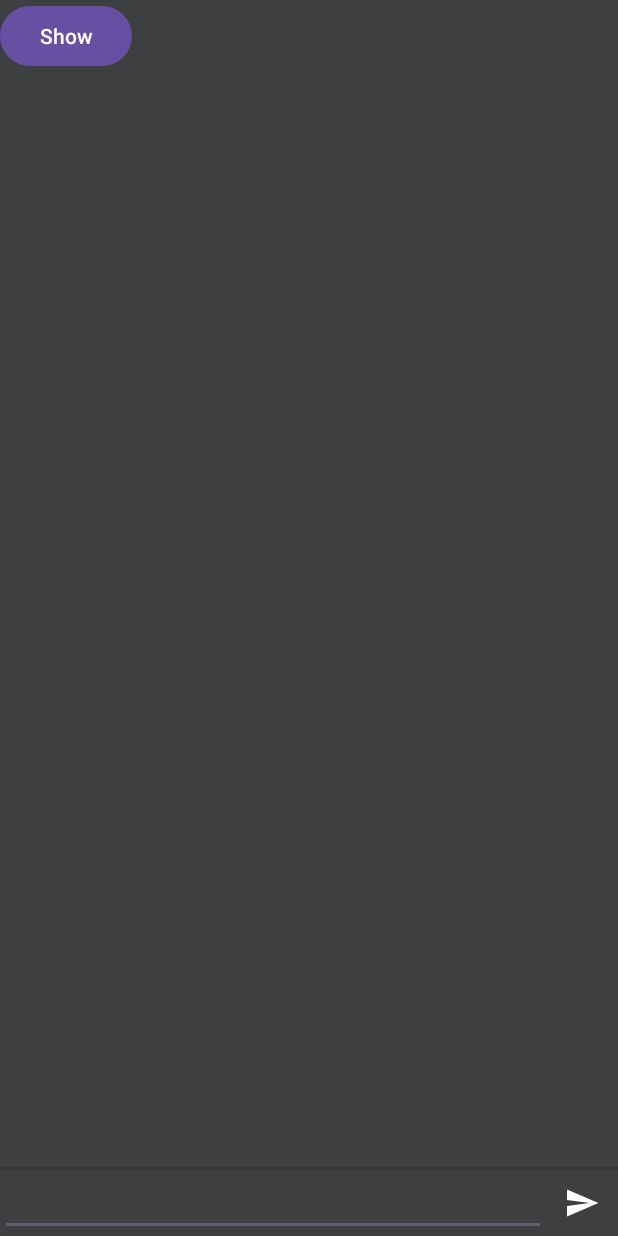
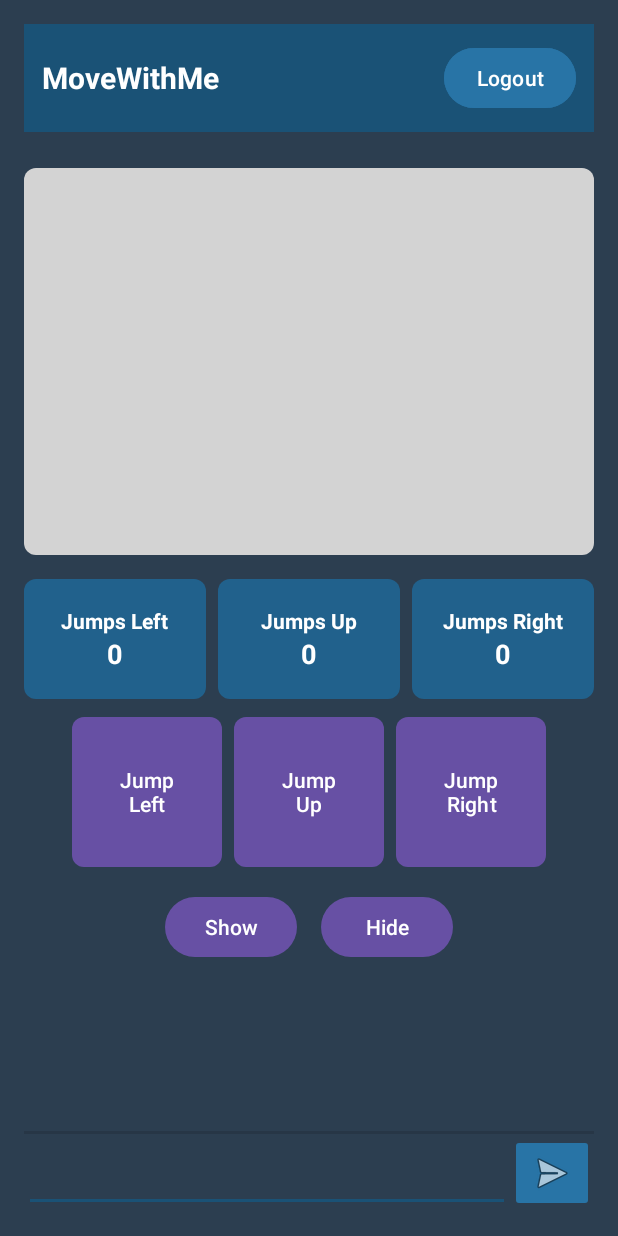
Before and after one commit to ST10403514/WIL2025, an Android app: the layout fragment_terminal.xml on its own in the app's theme, with its tools: preview values and no code run, on a phone screen of 412 x 824 dp. Run offline under Robolectric (Android 15) with nearby library versions, the phone set to English and light mode, and no system bars.

Commit message:
UI updates

```diff
--- /dev/null
+++ b/app/src/main/res/drawable/image_placeholder_background.xml
@@ -0,0 +1,6 @@
+<?xml version="1.0" encoding="utf-8"?>
+<shape xmlns:android="http://schemas.android.com/apk/res/android"
+    android:shape="rectangle">
+    <solid android:color="#D3D3D3" />
+    <corners android:radius="8dp" />
+</shape>
--- /dev/null
+++ b/app/src/main/res/drawable/jump_stat_background.xml
@@ -0,0 +1,6 @@
+<?xml version="1.0" encoding="utf-8"?>
+<shape xmlns:android="http://schemas.android.com/apk/res/android"
+    android:shape="rectangle">
+    <solid android:color="#21618C" />
+    <corners android:radius="8dp" />
+</shape>
--- a/app/src/main/res/layout/fragment_terminal.xml
+++ b/app/src/main/res/layout/fragment_terminal.xml
@@ -1,272 +1,195 @@
 <?xml version="1.0" encoding="utf-8"?>
 <LinearLayout
     xmlns:android="http://schemas.android.com/apk/res/android"
-    xmlns:app="http://schemas.android.com/apk/res-auto"
-    xmlns:tools="http://schemas.android.com/tools"
+    android:id="@+id/mainLayout"
     android:layout_width="match_parent"
     android:layout_height="match_parent"
     android:orientation="vertical"
-    android:background="@color/backgroundDark">
+    android:background="#2C3E50"
+    android:padding="16dp">
 
+    <!-- Header -->
+    <RelativeLayout
+        android:layout_width="match_parent"
+        android:layout_height="wrap_content"
+        android:background="#1A5276"
+        android:padding="12dp">
 
+        <TextView
+            android:id="@+id/headerText"
+            android:layout_width="wrap_content"
+            android:layout_height="wrap_content"
+            android:text="MoveWithMe"
+            android:textColor="#FFFFFF"
+            android:textSize="20sp"
+            android:textStyle="bold"
+            android:layout_centerVertical="true"
+            android:layout_alignParentStart="true" />
 
-    <androidx.constraintlayout.widget.ConstraintLayout
-        android:id="@+id/buttonsView"
+        <Button
+            android:id="@+id/logoutButton"
+            android:layout_width="wrap_content"
+            android:layout_height="wrap_content"
+            android:text="Logout"
+            android:textAllCaps="false"
+            android:textSize="14sp"
+            android:paddingLeft="12dp"
+            android:paddingRight="12dp"
+            android:layout_alignParentEnd="true"
+            android:layout_centerVertical="true"
+            android:backgroundTint="#2874A6"
+            android:textColor="#FFFFFF" />
+    </RelativeLayout>
+
+    <!-- Image Area -->
+
+    <!-- Jump Counters below image -->
+    <FrameLayout
+        android:id="@+id/imageArea"
         android:layout_width="match_parent"
-        android:layout_height="match_parent"
-        android:visibility="gone">
+        android:layout_height="0dp"
+        android:layout_marginTop="24dp"
+        android:layout_marginBottom="16dp"
+        android:layout_weight="1"
+        android:background="@drawable/image_placeholder_background">
 
-
+        <!-- Jump Image placeholder -->
         <ImageView
             android:id="@+id/ivJump"
             android:layout_width="200dp"
             android:layout_height="200dp"
-            app:layout_constraintBottom_toBottomOf="parent"
-            app:layout_constraintEnd_toEndOf="parent"
-            app:layout_constraintHorizontal_bias="0.497"
-            app:layout_constraintStart_toStartOf="parent"
-            app:layout_constraintTop_toTopOf="parent"
-            app:layout_constraintVertical_bias="0.406" />
+            android:layout_gravity="center" />
+    </FrameLayout>
 
+    <LinearLayout
+        android:id="@+id/jumpStatsLayout"
+        android:layout_width="match_parent"
+        android:layout_height="wrap_content"
+        android:orientation="horizontal"
+        android:gravity="center"
+        android:weightSum="3"
+        android:layout_marginBottom="12dp">
 
+        <!-- Left Counter -->
+        <LinearLayout
+            android:layout_width="0dp"
+            android:layout_height="80dp"
+            android:layout_weight="1"
+            android:layout_marginEnd="8dp"
+            android:background="@drawable/jump_stat_background"
+            android:orientation="vertical"
+            android:gravity="center"
+            android:padding="8dp">
             <TextView
-            android:id="@+id/tvJumpRight"
+                android:layout_width="wrap_content"
+                android:layout_height="wrap_content"
+                android:text="Jumps Left"
+                android:textColor="#FFFFFF"
+                android:textStyle="bold"
+                android:textSize="14sp"/>
+            <TextView
                 android:layout_width="wrap_content"
                 android:layout_height="wrap_content"
                 android:text="0"
-            android:textColor="@color/white"
-            android:textSize="30sp"
-            app:layout_constraintBottom_toBottomOf="parent"
-            app:layout_constraintEnd_toEndOf="parent"
-            app:layout_constraintHorizontal_bias="0.8"
-            app:layout_constraintStart_toStartOf="parent"
-            app:layout_constraintTop_toTopOf="parent"
-            app:layout_constraintVertical_bias="0.65" />
+                android:textColor="#FFFFFF"
+                android:textStyle="bold"
+                android:textSize="18sp"/>
+        </LinearLayout>
 
+        <!-- Up Counter -->
+        <LinearLayout
+            android:layout_width="0dp"
+            android:layout_height="80dp"
+            android:layout_weight="1"
+            android:layout_marginEnd="8dp"
+            android:background="@drawable/jump_stat_background"
+            android:orientation="vertical"
+            android:gravity="center"
+            android:padding="8dp">
             <TextView
-            android:id="@+id/tvJumpLeft"
+                android:layout_width="wrap_content"
+                android:layout_height="wrap_content"
+                android:text="Jumps Up"
+                android:textColor="#FFFFFF"
+                android:textStyle="bold"
+                android:textSize="14sp"/>
+            <TextView
                 android:layout_width="wrap_content"
                 android:layout_height="wrap_content"
                 android:text="0"
-            android:textColor="@color/white"
-            android:textSize="30sp"
-            app:layout_constraintBottom_toBottomOf="parent"
-            app:layout_constraintEnd_toEndOf="parent"
-            app:layout_constraintHorizontal_bias="0.18"
-            app:layout_constraintStart_toStartOf="parent"
-            app:layout_constraintTop_toTopOf="parent"
-            app:layout_constraintVertical_bias="0.649" />
+                android:textColor="#FFFFFF"
+                android:textStyle="bold"
+                android:textSize="18sp"/>
+        </LinearLayout>
 
+        <!-- Right Counter -->
+        <LinearLayout
+            android:layout_width="0dp"
+            android:layout_height="80dp"
+            android:layout_weight="1"
+            android:background="@drawable/jump_stat_background"
+            android:orientation="vertical"
+            android:gravity="center"
+            android:padding="8dp">
             <TextView
-            android:id="@+id/tvJumpMiddle"
+                android:layout_width="wrap_content"
+                android:layout_height="wrap_content"
+                android:text="Jumps Right"
+                android:textColor="#FFFFFF"
+                android:textStyle="bold"
+                android:textSize="14sp"/>
+            <TextView
                 android:layout_width="wrap_content"
                 android:layout_height="wrap_content"
                 android:text="0"
-            android:textColor="@color/white"
-            android:textSize="30sp"
-            app:layout_constraintBottom_toBottomOf="parent"
-            app:layout_constraintEnd_toEndOf="parent"
-            app:layout_constraintHorizontal_bias="0.498"
-            app:layout_constraintStart_toStartOf="parent"
-            app:layout_constraintTop_toTopOf="parent"
-            app:layout_constraintVertical_bias="0.65" />
+                android:textColor="#FFFFFF"
+                android:textStyle="bold"
+                android:textSize="18sp"/>
+        </LinearLayout>
+    </LinearLayout>
+
+    <!-- Jump Buttons below counters -->
+    <LinearLayout
+        android:layout_width="match_parent"
+        android:layout_height="wrap_content"
+        android:orientation="horizontal"
+        android:gravity="center"
+        android:layout_marginBottom="16dp">
+
+        <Button
+            android:id="@+id/btnJumpLeft"
+            android:layout_width="100dp"
+            android:layout_height="100dp"
+            android:text="Jump Left"
+            android:textColor="#FFFFFF"
+            android:background="@drawable/jump_stat_background"
+            android:layout_marginEnd="8dp"/>
 
         <Button
             android:id="@+id/btnJumpUp"
             android:layout_width="100dp"
             android:layout_height="100dp"
-            android:text="@string/jumpUp"
-            app:layout_constraintBottom_toBottomOf="parent"
-            app:layout_constraintEnd_toEndOf="parent"
-            app:layout_constraintHorizontal_bias="0.498"
-            app:layout_constraintStart_toStartOf="parent"
-            app:layout_constraintTop_toTopOf="parent"
-            app:layout_constraintVertical_bias="0.808" />
-
-        <Button
-            android:id="@+id/btnJumpLeft"
-            android:layout_width="100dp"
-            android:layout_height="100dp"
-            android:text="@string/jumpLeft"
-            app:layout_constraintBottom_toBottomOf="parent"
-            app:layout_constraintEnd_toEndOf="parent"
-            app:layout_constraintHorizontal_bias="0.093"
-            app:layout_constraintStart_toStartOf="parent"
-            app:layout_constraintTop_toTopOf="parent"
-            app:layout_constraintVertical_bias="0.808" />
+            android:text="Jump Up"
+            android:textColor="#FFFFFF"
+            android:background="@drawable/jump_stat_background"
+            android:layout_marginEnd="8dp"/>
 
         <Button
             android:id="@+id/btnJumpRight"
             android:layout_width="100dp"
             android:layout_height="100dp"
-            android:text="@string/jumpRight"
-            app:layout_constraintBottom_toBottomOf="parent"
-            app:layout_constraintEnd_toEndOf="parent"
-            app:layout_constraintHorizontal_bias="0.877"
-            app:layout_constraintStart_toStartOf="parent"
-            app:layout_constraintTop_toTopOf="parent"
-            app:layout_constraintVertical_bias="0.808" />
+            android:text="Jump Right"
+            android:textColor="#FFFFFF"
+            android:background="@drawable/jump_stat_background"/>
+    </LinearLayout>
 
-        <Button
-            android:id="@+id/hideView"
-            android:layout_width="wrap_content"
+    <!-- Show / Hide Buttons -->
+    <LinearLayout
+        android:layout_width="match_parent"
         android:layout_height="wrap_content"
-            android:text="Hide"
-            app:layout_constraintBottom_toBottomOf="parent"
-            app:layout_constraintEnd_toEndOf="parent"
-            app:layout_constraintHorizontal_bias="0.0"
-            app:layout_constraintStart_toStartOf="parent"
-            app:layout_constraintTop_toTopOf="parent"
-            app:layout_constraintVertical_bias="0.0" />
-
-        <Button
-            android:id="@+id/hideLEDView"
-            android:layout_width="wrap_content"
-            android:layout_height="wrap_content"
-            android:text="LED"
-            app:layout_constraintBottom_toBottomOf="parent"
-            app:layout_constraintEnd_toEndOf="parent"
-            app:layout_constraintHorizontal_bias="0.498"
-            app:layout_constraintStart_toStartOf="parent"
-            app:layout_constraintTop_toTopOf="parent"
-            app:layout_constraintVertical_bias="0.925" />
-
-        <Button
-            android:id="@+id/btnLogin"
-            android:layout_width="wrap_content"
-            android:layout_height="wrap_content"
-            android:text="Login"
-            app:layout_constraintBottom_toBottomOf="parent"
-            app:layout_constraintEnd_toEndOf="parent"
-            app:layout_constraintHorizontal_bias="1.0"
-            app:layout_constraintStart_toStartOf="parent"
-            app:layout_constraintTop_toTopOf="parent"
-            app:layout_constraintVertical_bias="0.0" />
-
-
-        <androidx.constraintlayout.widget.ConstraintLayout
-            android:id="@+id/ledOptions"
-            android:layout_width="match_parent"
-            android:layout_height="366dp"
-            android:background="@color/backgroundDark"
-            android:visibility="gone"
-            app:layout_constraintBottom_toBottomOf="parent"
-            app:layout_constraintEnd_toEndOf="parent"
-            app:layout_constraintHorizontal_bias="0.0"
-            app:layout_constraintStart_toStartOf="parent"
-            app:layout_constraintTop_toTopOf="parent"
-            app:layout_constraintVertical_bias="0.0">
-
-            <Button
-                android:id="@+id/btnRed"
-                android:layout_width="100dp"
-                android:layout_height="50dp"
-                android:text="Red"
-                app:layout_constraintBottom_toBottomOf="parent"
-                app:layout_constraintEnd_toEndOf="parent"
-                app:layout_constraintHorizontal_bias="0.723"
-                app:layout_constraintStart_toStartOf="parent"
-                app:layout_constraintTop_toTopOf="parent"
-                app:layout_constraintVertical_bias="0.332" />
-
-            <Button
-                android:id="@+id/btnGreen"
-                android:layout_width="100dp"
-                android:layout_height="50dp"
-                android:text="Green"
-                app:layout_constraintBottom_toBottomOf="parent"
-                app:layout_constraintEnd_toEndOf="parent"
-                app:layout_constraintHorizontal_bias="0.723"
-                app:layout_constraintStart_toStartOf="parent"
-                app:layout_constraintTop_toTopOf="parent"
-                app:layout_constraintVertical_bias="0.756" />
-
-            <Button
-                android:id="@+id/btnWhite"
-                android:layout_width="100dp"
-                android:layout_height="50dp"
-                android:text="White"
-                app:layout_constraintBottom_toBottomOf="parent"
-                app:layout_constraintEnd_toEndOf="parent"
-                app:layout_constraintHorizontal_bias="0.723"
-                app:layout_constraintStart_toStartOf="parent"
-                app:layout_constraintTop_toTopOf="parent"
-                app:layout_constraintVertical_bias="0.136" />
-
-            <Button
-                android:id="@+id/btnRainbow"
-                android:layout_width="wrap_content"
-                android:layout_height="50dp"
-                android:text="Rainbow"
-                app:layout_constraintBottom_toBottomOf="parent"
-                app:layout_constraintEnd_toEndOf="parent"
-                app:layout_constraintHorizontal_bias="0.285"
-                app:layout_constraintStart_toStartOf="parent"
-                app:layout_constraintTop_toTopOf="parent"
-                app:layout_constraintVertical_bias="0.544" />
-
-            <Button
-                android:id="@+id/btnSeizureMode"
-                android:layout_width="wrap_content"
-                android:layout_height="50dp"
-                android:text="Seizure Mode"
-                app:layout_constraintBottom_toBottomOf="parent"
-                app:layout_constraintEnd_toEndOf="parent"
-                app:layout_constraintHorizontal_bias="0.2"
-                app:layout_constraintStart_toStartOf="parent"
-                app:layout_constraintTop_toTopOf="parent"
-                app:layout_constraintVertical_bias="0.756" />
-
-            <Button
-                android:id="@+id/btnBlue"
-                android:layout_width="100dp"
-                android:layout_height="50dp"
-                android:text="Blue"
-                app:layout_constraintBottom_toBottomOf="parent"
-                app:layout_constraintEnd_toEndOf="parent"
-                app:layout_constraintHorizontal_bias="0.723"
-                app:layout_constraintStart_toStartOf="parent"
-                app:layout_constraintTop_toTopOf="parent"
-                app:layout_constraintVertical_bias="0.544" />
-
-            <Button
-                android:id="@+id/btnTopaz"
-                android:layout_width="100dp"
-                android:layout_height="50dp"
-                android:text="Topaz"
-                app:layout_constraintBottom_toBottomOf="parent"
-                app:layout_constraintEnd_toEndOf="parent"
-                app:layout_constraintHorizontal_bias="0.282"
-                app:layout_constraintStart_toStartOf="parent"
-                app:layout_constraintTop_toTopOf="parent"
-                app:layout_constraintVertical_bias="0.136" />
-
-            <Button
-                android:id="@+id/btnLilac"
-                android:layout_width="100dp"
-                android:layout_height="50dp"
-                android:text="Lilac"
-                app:layout_constraintBottom_toBottomOf="parent"
-                app:layout_constraintEnd_toEndOf="parent"
-                app:layout_constraintHorizontal_bias="0.282"
-                app:layout_constraintStart_toStartOf="parent"
-                app:layout_constraintTop_toTopOf="parent"
-                app:layout_constraintVertical_bias="0.332" />
-
-            <Button
-                android:id="@+id/btnLEDOff"
-                android:layout_width="100dp"
-                android:layout_height="50dp"
-                android:text="Off"
-                app:layout_constraintBottom_toBottomOf="parent"
-                app:layout_constraintEnd_toEndOf="parent"
-                app:layout_constraintHorizontal_bias="0.498"
-                app:layout_constraintStart_toStartOf="parent"
-                app:layout_constraintTop_toTopOf="parent"
-                app:layout_constraintVertical_bias="0.949" />
-        </androidx.constraintlayout.widget.ConstraintLayout>
-
-    </androidx.constraintlayout.widget.ConstraintLayout>
+        android:orientation="horizontal"
+        android:gravity="center"
+        android:layout_marginBottom="8dp">
 
         <Button
             android:id="@+id/showView"
@@ -274,22 +197,34 @@
             android:layout_height="wrap_content"
             android:text="Show"/>
 
+        <Button
+            android:id="@+id/hideView"
+            android:layout_width="wrap_content"
+            android:layout_height="wrap_content"
+            android:text="Hide"
+            android:layout_marginStart="16dp"/>
+    </LinearLayout>
+
+    <!-- Received Text Section -->
     <TextView
         android:id="@+id/receive_text"
         android:layout_width="match_parent"
         android:layout_height="0dp"
-        android:layout_weight="1"
-        android:freezesText="true"
+        android:layout_weight="0.4"
         android:gravity="bottom"
+        android:textColor="#FFFFFF"
         android:scrollbars="vertical"
-        android:textAppearance="@style/TextAppearance.AppCompat.Medium" />
+        android:textAppearance="@style/TextAppearance.AppCompat.Medium"/>
 
+    <!-- Divider -->
     <View
         android:layout_width="match_parent"
-        android:background="?android:attr/listDivider"
-        android:layout_height="2dp" />
+        android:layout_height="2dp"
+        android:background="?android:attr/listDivider"/>
 
+    <!-- Send Text Section -->
     <LinearLayout
+        android:id="@+id/sendLayout"
         android:layout_width="match_parent"
         android:layout_height="wrap_content"
         android:orientation="horizontal">
@@ -300,15 +235,17 @@
             android:layout_height="match_parent"
             android:layout_weight="1"
             android:inputType="text|textNoSuggestions"
-            android:singleLine="true" />
+            android:singleLine="true"
+            android:textColor="#FFFFFF"
+            android:backgroundTint="#1A5276"
+            android:padding="8dp"/>
 
         <ImageButton
             android:id="@+id/send_btn"
             android:layout_width="wrap_content"
             android:layout_height="wrap_content"
-            android:backgroundTint="@color/backgroundDark"
-            app:srcCompat="@drawable/ic_send_white_24dp" />
+            android:backgroundTint="#2874A6"
+            android:src="@android:drawable/ic_menu_send"/>
     </LinearLayout>
 
-
 </LinearLayout>
```
Lines whose indentation alone changed are shown as unchanged.
